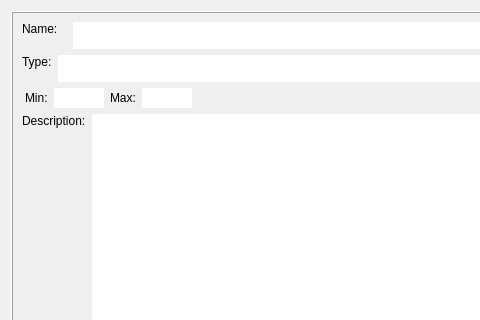
MatteoMazzotti0/EngineChart, file src/View/infowidget.ui: the form before one commit; both pictures show x 0 to 480 and y 0 to 320 of the 656 by 496 pixel window.
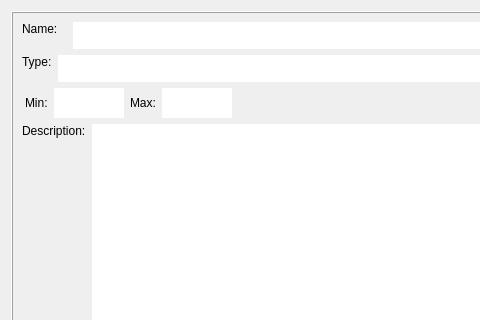
The form after the commit.

```diff
--- a/src/View/infowidget.ui
+++ b/src/View/infowidget.ui
@@ -275,24 +275,30 @@
             </widget>
            </item>
            <item>
-            <widget class="QLineEdit" name="MinDisplay">
-             <property name="minimumSize">
-              <size>
-               <width>50</width>
-               <height>0</height>
-              </size>
+            <widget class="QTextEdit" name="MinDisplay">
+             <property name="sizePolicy">
+              <sizepolicy hsizetype="Expanding" vsizetype="Fixed">
+               <horstretch>0</horstretch>
+               <verstretch>0</verstretch>
+              </sizepolicy>
              </property>
              <property name="maximumSize">
               <size>
-               <width>50</width>
-               <height>16777215</height>
+               <width>70</width>
+               <height>30</height>
               </size>
              </property>
-             <property name="frame">
-              <bool>false</bool>
+             <property name="frameShape">
+              <enum>QFrame::NoFrame</enum>
              </property>
-             <property name="readOnly">
-              <bool>true</bool>
+             <property name="lineWidth">
+              <number>0</number>
+             </property>
+             <property name="verticalScrollBarPolicy">
+              <enum>Qt::ScrollBarAlwaysOff</enum>
+             </property>
+             <property name="sizeAdjustPolicy">
+              <enum>QAbstractScrollArea::AdjustIgnored</enum>
              </property>
             </widget>
            </item>
@@ -308,24 +314,27 @@
             </widget>
            </item>
            <item>
-            <widget class="QLineEdit" name="MaxDisplay">
-             <property name="minimumSize">
-              <size>
-               <width>50</width>
-               <height>0</height>
-              </size>
+            <widget class="QTextEdit" name="MaxDisplay">
+             <property name="sizePolicy">
+              <sizepolicy hsizetype="Expanding" vsizetype="Fixed">
+               <horstretch>0</horstretch>
+               <verstretch>0</verstretch>
+              </sizepolicy>
              </property>
              <property name="maximumSize">
               <size>
-               <width>50</width>
-               <height>16777215</height>
+               <width>70</width>
+               <height>30</height>
               </size>
              </property>
-             <property name="frame">
-              <bool>false</bool>
+             <property name="frameShape">
+              <enum>QFrame::NoFrame</enum>
              </property>
-             <property name="readOnly">
-              <bool>true</bool>
+             <property name="verticalScrollBarPolicy">
+              <enum>Qt::ScrollBarAlwaysOff</enum>
+             </property>
+             <property name="sizeAdjustPolicy">
+              <enum>QAbstractScrollArea::AdjustToContents</enum>
              </property>
             </widget>
            </item>
```
